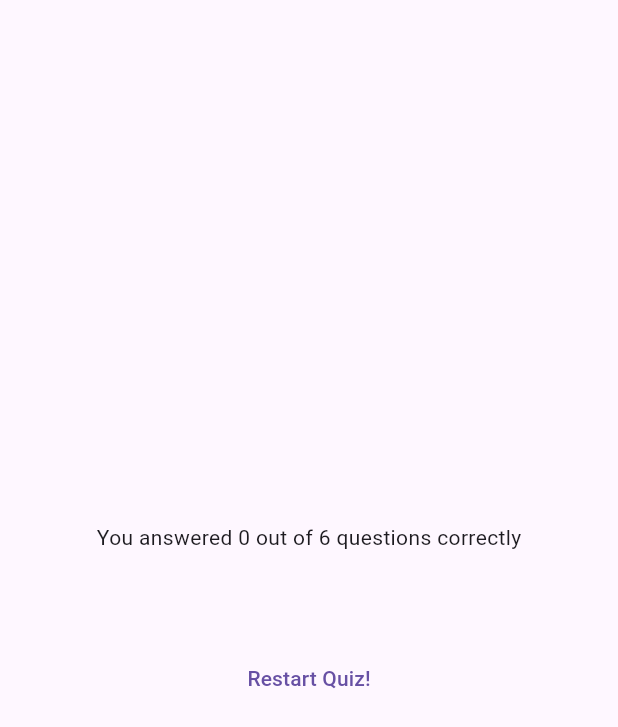
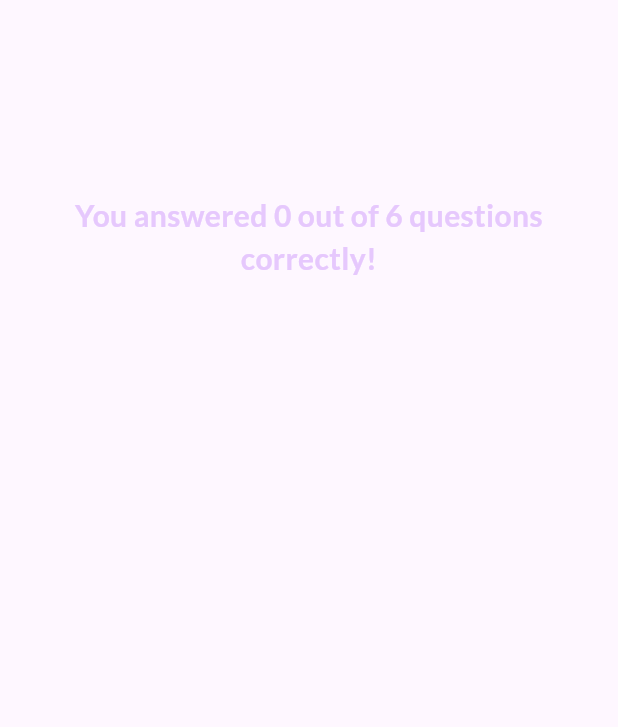
Before and after one commit to Mudasirsaeed032/Quiz_App_Flutter, a Flutter app: the ResultsScreen widget shown alone on an empty page, opened directly with empty values, on a phone screen of 412 x 824 dp. Shown: the top 727 px of the screen. Run offline on Flutter 3.47's test engine with Material 3 defaults, Android fonts, the phone set to English and light mode, and no system bars; our stand-ins replace google_fonts.

Commit message:
results screen styling done

```diff
--- a/lib/main.dart
+++ b/lib/main.dart
@@ -1,5 +1,4 @@
 import 'package:flutter/material.dart';
-import './start_screen.dart';
 import './quiz.dart';
 
 void main() {
--- /dev/null
+++ b/lib/questions_summary/questions_summary.dart
@@ -0,0 +1,24 @@
+import 'package:flutter/material.dart';
+
+import 'package:quiz_app/questions_summary/summary_item.dart';
+
+class QuestionsSummary extends StatelessWidget {
+  const QuestionsSummary(this.summaryData, {super.key});
+
+  final List<Map<String, Object>> summaryData;
+
+  @override
+  Widget build(BuildContext context) {
+    return SizedBox(
+      height: 400,
+      child: SingleChildScrollView(
+        child: Column(
+          children:
+              summaryData.map((data) {
+                return SummaryItem(data);
+              }).toList(),
+        ),
+      ),
+    );
+  }
+}
--- a/lib/results_screen.dart
+++ b/lib/results_screen.dart
@@ -1,10 +1,17 @@
 import 'package:flutter/material.dart';
+
 import 'package:quiz_app/data/questions.dart';
-import 'package:quiz_app/questions_summary.dart';
+import 'package:quiz_app/questions_summary/questions_summary.dart';
+import 'package:google_fonts/google_fonts.dart';
 
 class ResultsScreen extends StatelessWidget {
-  const ResultsScreen({super.key, required this.chosenAnswers});
+  const ResultsScreen({
+    super.key,
+    required this.chosenAnswers,
+    required this.onRestart,
+  });
 
+  final void Function() onRestart;
   final List<String> chosenAnswers;
 
   List<Map<String, Object>> getSummaryData() {
@@ -18,11 +25,12 @@ class ResultsScreen extends StatelessWidget {
         'user_answer': chosenAnswers[i],
       });
     }
+
     return summary;
   }
 
   @override
-  Widget build(context) {
+  Widget build(BuildContext context) {
     final summaryData = getSummaryData();
     final numTotalQuestions = questions.length;
     final numCorrectQuestions =
@@ -38,14 +46,24 @@ class ResultsScreen extends StatelessWidget {
           mainAxisAlignment: MainAxisAlignment.center,
           children: [
             Text(
-              'You answered $numCorrectQuestions out of $numTotalQuestions questions correctly',
+              'You answered $numCorrectQuestions out of $numTotalQuestions questions correctly!',
+              style: GoogleFonts.lato(
+                color: const Color.fromARGB(255, 230, 200, 253),
+                fontSize: 20,
+                fontWeight: FontWeight.bold,
+              ),
+              textAlign: TextAlign.center,
             ),
-            SizedBox(height: 30),
+            const SizedBox(height: 30),
             QuestionsSummary(summaryData),
-            SizedBox(height: 30),
-            TextButton(
-              onPressed: () {},
-              child: Text('Restart Quiz!'),
+            const SizedBox(height: 30),
+            TextButton.icon(
+              onPressed: onRestart,
+              style: TextButton.styleFrom(
+                foregroundColor: Colors.white,
+              ),
+              icon: const Icon(Icons.refresh),
+              label: const Text('Restart Quiz!'),
             ),
           ],
         ),
```
Also changed, not shown: lib/questions_summary.dart (deleted, +0 -34 lines), lib/questions_summary/question_indentifier.dart (added, +36 -0 lines), lib/questions_summary/summary_item.dart (added, +57 -0 lines), lib/quiz.dart (+8 -0 lines).
